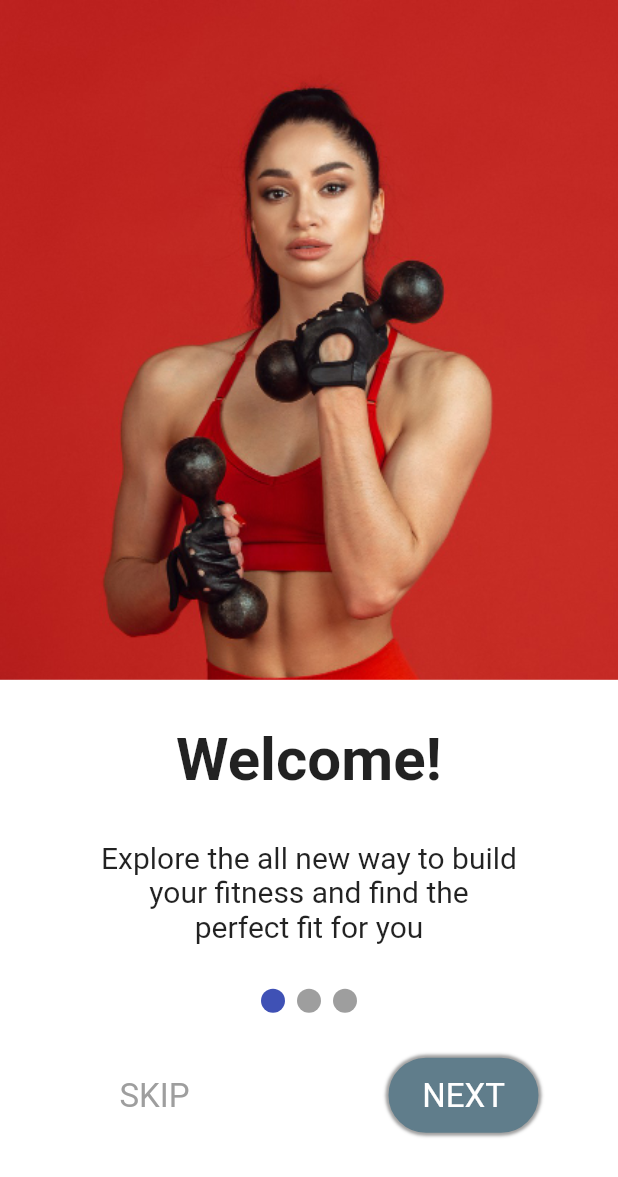
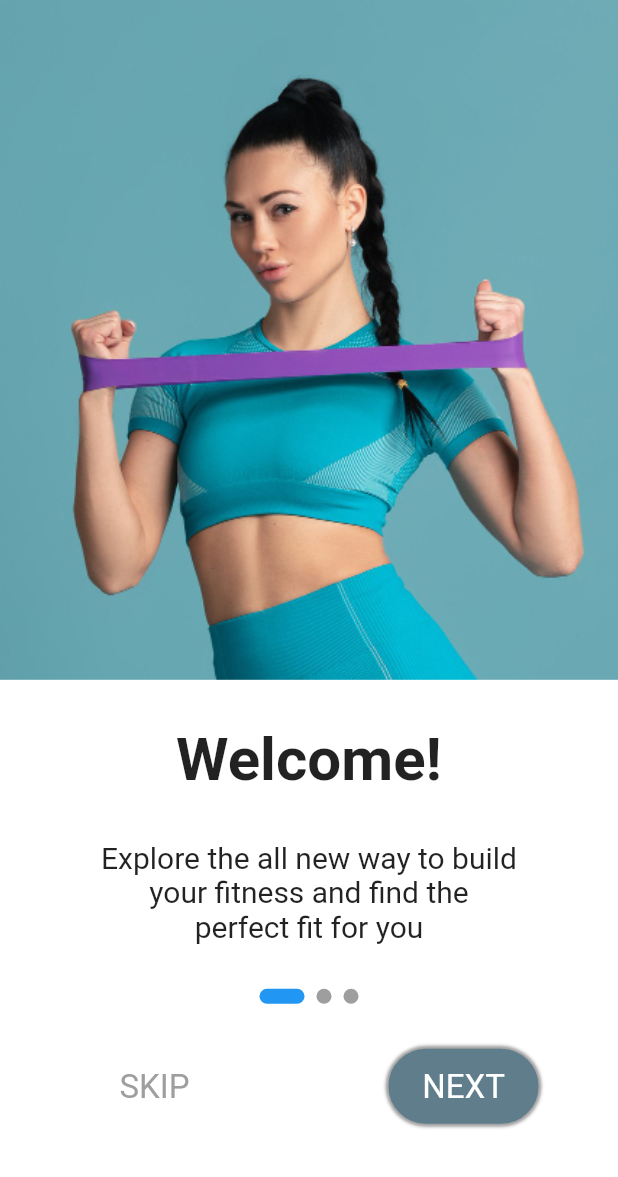
Before and after one commit to sosualfred/version_control_assignment, a Flutter app: the screen it shows after launch, on a phone screen of 412 x 824 dp. Shown: the top 1177 px of the screen. Run offline on Flutter 3.47's test engine with Material 2 defaults, Android fonts, the phone set to English and light mode, and no system bars; drawn by our look-alikes of smooth_page_indicator.

Commit message:
match image and active dot color

```diff
--- a/lib/screens/onboarding.dart
+++ b/lib/screens/onboarding.dart
@@ -34,7 +34,7 @@ class _OnboardingScreenState extends State<OnboardingScreen> {
           Stack(
             children: [
               OnboardingImageWidget(
-                image: 'assets/images/fit1.jpg',
+                image: 'assets/images/fit2.jpg',
               ),
               Column(
                 mainAxisAlignment: MainAxisAlignment.end,
@@ -56,6 +56,11 @@ class _OnboardingScreenState extends State<OnboardingScreen> {
                         SmoothPageIndicator(
                           controller: controller,
                           count: 3,
+                          effect: ExpandingDotsEffect(
+                            activeDotColor: Colors.blue,
+                            dotWidth: 10,
+                            dotHeight: 10,
+                          ),
                         ),
                         SizedBox(
                           height: 30,
@@ -93,7 +98,7 @@ class _OnboardingScreenState extends State<OnboardingScreen> {
           Stack(
             children: [
               OnboardingImageWidget(
-                image: 'assets/images/fit2.jpg',
+                image: 'assets/images/fit1.jpg',
               ),
               Column(
                 mainAxisAlignment: MainAxisAlignment.end,
@@ -117,6 +122,11 @@ class _OnboardingScreenState extends State<OnboardingScreen> {
                         SmoothPageIndicator(
                           controller: controller,
                           count: 3,
+                          effect: ExpandingDotsEffect(
+                            activeDotColor: Colors.red,
+                            dotWidth: 10,
+                            dotHeight: 10,
+                          ),
                         ),
                         SizedBox(
                           height: 30,
@@ -154,7 +164,7 @@ class _OnboardingScreenState extends State<OnboardingScreen> {
           Stack(
             children: [
               OnboardingImageWidget(
-                image: 'assets/images/fit3.jpg',
+                image: 'assets/images/fit4.jpg',
               ),
               Column(
                 mainAxisAlignment: MainAxisAlignment.end,
@@ -176,8 +186,12 @@ class _OnboardingScreenState extends State<OnboardingScreen> {
                         SmoothPageIndicator(
                           controller: controller,
                           count: 3,
+                          effect: ExpandingDotsEffect(
+                            activeDotColor: Colors.purple,
+                            dotWidth: 10,
+                            dotHeight: 10,
+                          ),
                         ),
-                        // DotsIndicatorWidget(),
                         SizedBox(
                           height: 30,
                         ),
```
